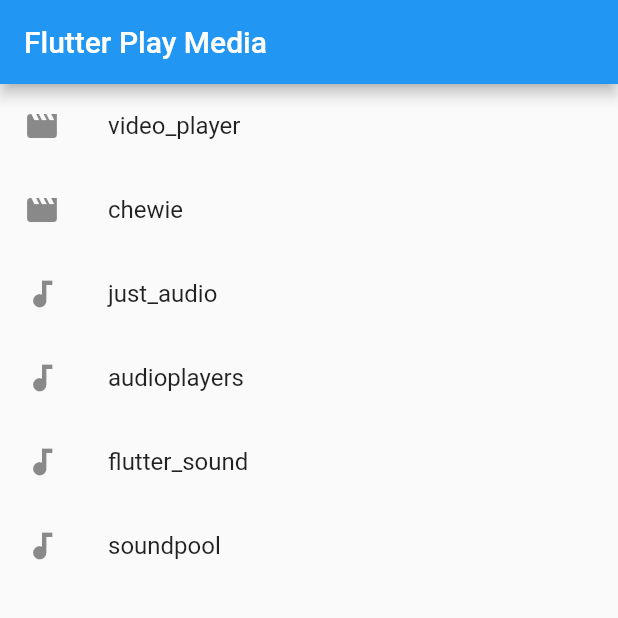
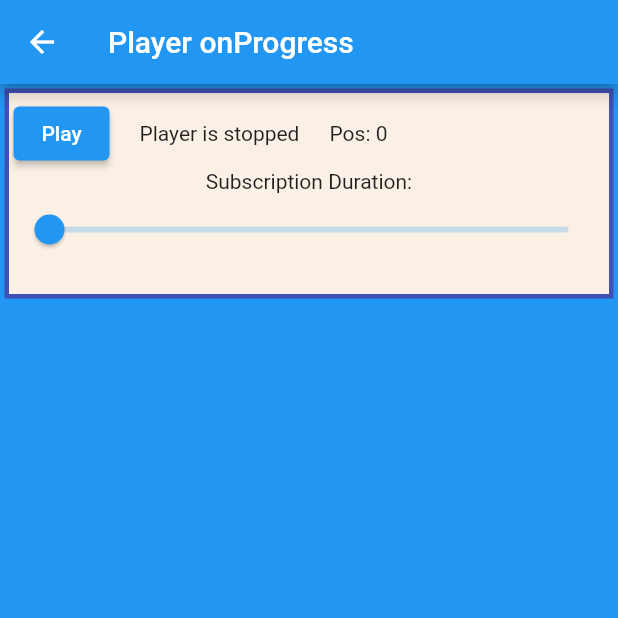
Before and after one commit to misoca12/FlutterPlayMedia, a Flutter app: the screen it shows after launch, after a tap on "flutter_sound", on a phone screen of 412 x 824 dp, the top half of it. Run offline on Flutter 3.47's test engine with Material 2 defaults, Android fonts, the phone set to English and light mode, and no system bars; our stand-ins replace audioplayers, chewie, just_audio, rxdart, video_player; missing offline and left inert: audio_session, flutter_sound; statements that could not run were skipped.

Commit message:
FlutterSoundのサンプルを追加

```diff
--- /dev/null
+++ b/lib/ui/page/flutter_sound_page.dart
@@ -0,0 +1,168 @@
+import 'dart:async';
+import 'dart:typed_data';
+
+import 'package:flutter/material.dart';
+import 'package:flutter/services.dart';
+import 'package:flutter/widgets.dart';
+import 'package:flutter_sound/flutter_sound.dart';
+import 'package:flutter_sound/public/flutter_sound_player.dart';
+
+
+const _boum = 'assets/samples/sample2.aac';
+typedef Fn = void Function();
+
+class FlutterSoundPage extends StatefulWidget {
+  @override
+  State<StatefulWidget> createState() => _FlutterSoundState();
+}
+
+class _FlutterSoundState extends State<FlutterSoundPage> with WidgetsBindingObserver {
+  final FlutterSoundPlayer _mPlayer = FlutterSoundPlayer();
+  bool _mPlayerIsInited = false;
+  double _mSubscriptionDuration = 0;
+  Uint8List? _boumData;
+  StreamSubscription? _mPlayerSubscription;
+  int pos = 0;
+
+  @override
+  void initState() {
+    super.initState();
+    init().then((value) {
+      setState(() {
+        _mPlayerIsInited = true;
+      });
+    });
+  }
+
+  @override
+  void dispose() {
+    stopPlayer(_mPlayer);
+    cancelPlayerSubscriptions();
+
+    // Be careful : you must `close` the audio session when you have finished with it.
+    _mPlayer.closeAudioSession();
+
+    super.dispose();
+  }
+
+  void cancelPlayerSubscriptions() {
+    if (_mPlayerSubscription != null) {
+      _mPlayerSubscription!.cancel();
+      _mPlayerSubscription = null;
+    }
+  }
+
+  Future<void> init() async {
+    await _mPlayer.openAudioSession();
+    _boumData = await getAssetData(_boum);
+    _mPlayerSubscription = _mPlayer.onProgress!.listen((e) {
+      setState(() {
+        pos = e.position.inMilliseconds;
+      });
+    });
+  }
+
+  Future<Uint8List> getAssetData(String path) async {
+    var asset = await rootBundle.load(path);
+    return asset.buffer.asUint8List();
+  }
+
+  // -------  Here is the code to playback  -----------------------
+
+  void play(FlutterSoundPlayer? player) async {
+    await player!.startPlayer(
+        fromDataBuffer: _boumData,
+        codec: Codec.aacADTS,
+        whenFinished: () {
+          setState(() {});
+        });
+    setState(() {});
+  }
+
+  Future<void> stopPlayer(FlutterSoundPlayer player) async {
+    await player.stopPlayer();
+  }
+
+  Future<void> setSubscriptionDuration(
+      double d) async // v is between 0.0 and 2000 (milliseconds)
+      {
+    _mSubscriptionDuration = d;
+    setState(() {});
+    await _mPlayer.setSubscriptionDuration(
+      Duration(milliseconds: d.floor()),
+    );
+  }
+
+  // --------------------- UI -------------------
+
+  Fn? getPlaybackFn(FlutterSoundPlayer? player) {
+    if (!_mPlayerIsInited) {
+      return null;
+    }
+    return player!.isStopped
+        ? () {
+      play(player);
+    }
+        : () {
+      stopPlayer(player).then((value) => setState(() {}));
+    };
+  }
+
+  @override
+  Widget build(BuildContext context) {
+    Widget makeBody() {
+      //return Column(
+      //children: [
+      return Container(
+        margin: const EdgeInsets.all(3),
+        padding: const EdgeInsets.all(3),
+        height: 140,
+        width: double.infinity,
+        alignment: Alignment.center,
+        decoration: BoxDecoration(
+          color: Color(0xFFFAF0E6),
+          border: Border.all(
+            color: Colors.indigo,
+            width: 3,
+          ),
+        ),
+        child: Column(children: [
+          Row(children: [
+            ElevatedButton(
+              onPressed: getPlaybackFn(_mPlayer),
+              child: Text(_mPlayer.isPlaying ? 'Stop' : 'Play'),
+            ),
+            SizedBox(
+              width: 20,
+            ),
+            Text(_mPlayer.isPlaying
+                ? 'Playback in progress'
+                : 'Player is stopped'),
+            SizedBox(
+              width: 20,
+            ),
+            Text('Pos: $pos'),
+          ]),
+          Text('Subscription Duration:'),
+          Slider(
+            value: _mSubscriptionDuration,
+            min: 0.0,
+            max: 2000.0,
+            onChanged: setSubscriptionDuration,
+            //divisions: 100
+          ),
+        ]),
+        //),
+        //],
+      );
+    }
+
+    return Scaffold(
+      backgroundColor: Colors.blue,
+      appBar: AppBar(
+        title: const Text('Player onProgress'),
+      ),
+      body: makeBody(),
+    );
+  }
+}
--- a/lib/ui/page/home_page.dart
+++ b/lib/ui/page/home_page.dart
@@ -3,6 +3,7 @@ import 'package:flutter/material.dart';
 import 'package:flutter_play_media/ui/page/audioplayers_page.dart';
 
 import 'chewie_page.dart';
+import 'flutter_sound_page.dart';
 import 'just_audio_page.dart';
 import 'video_player_page.dart';
 
@@ -49,7 +50,10 @@ class HomePage extends StatelessWidget {
           ListTile(
             leading: const Icon(Icons.audiotrack),
             title: const Text("flutter_sound"),
-            onTap: () => {},
+            onTap: () => {
+              Navigator.push(context,
+                  MaterialPageRoute(builder: (context) => FlutterSoundPage()))
+            },
           ),
           ListTile(
             leading: const Icon(Icons.audiotrack),
--- a/pubspec.yaml
+++ b/pubspec.yaml
@@ -22,6 +22,7 @@ dependencies:
   just_audio: ^0.9.17
   audio_session: ^0.1.6+1
   audioplayers: ^0.20.1
+  flutter_sound: ^8.3.9
 
   # Other
   rxdart: '>=0.26.0 <0.28.0'
@@ -35,3 +36,6 @@ dev_dependencies:
 flutter:
 
   uses-material-design: true
+  assets:
+    - assets/samples/sample2.aac
+    - assets/samples/dices.m4a
```
Also changed, not shown: 9 other files.
